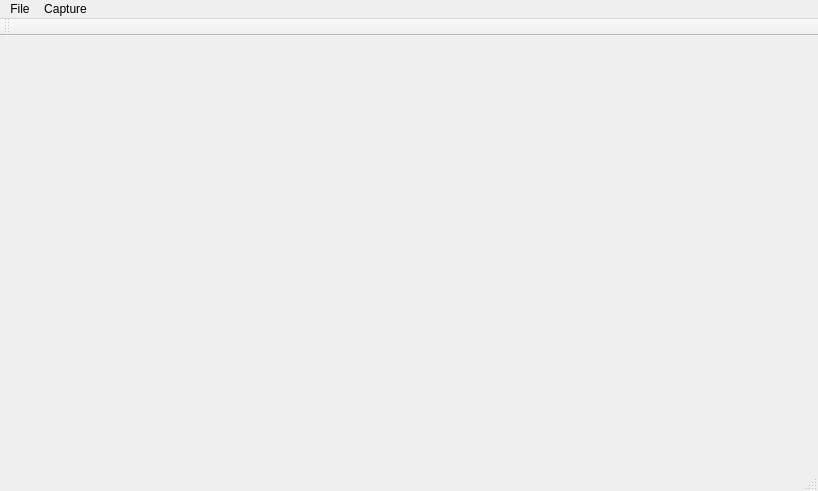
Above: mainwindow.ui from danielwhomer/Packet-Analysis before the change. Below: the same form after it.
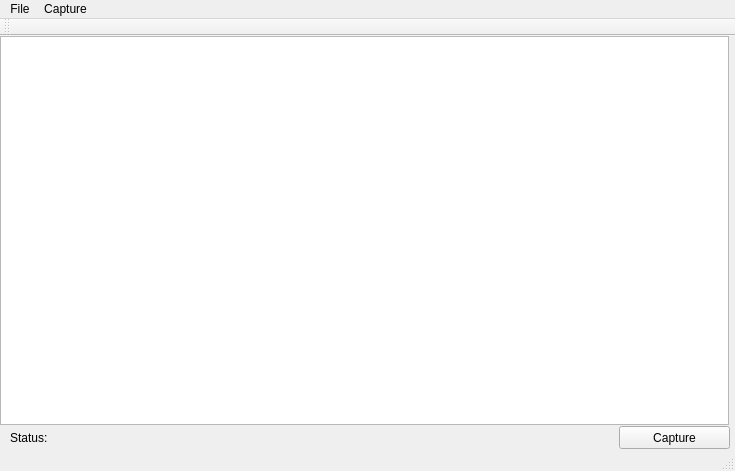
That is the form after the change.

Commit message:
Capture Button
Added basic functionality of a capture button and other UI elements

Patch:
```diff
--- a/mainwindow.ui
+++ b/mainwindow.ui
@@ -6,20 +6,57 @@
    <rect>
     <x>0</x>
     <y>0</y>
-    <width>818</width>
-    <height>491</height>
+    <width>735</width>
+    <height>471</height>
    </rect>
   </property>
   <property name="windowTitle">
    <string>MainWindow</string>
   </property>
-  <widget class="QWidget" name="centralWidget"/>
+  <widget class="QWidget" name="centralWidget">
+   <widget class="QPushButton" name="captureButton">
+    <property name="geometry">
+     <rect>
+      <x>619</x>
+      <y>390</y>
+      <width>111</width>
+      <height>23</height>
+     </rect>
+    </property>
+    <property name="text">
+     <string>Capture</string>
+    </property>
+   </widget>
+   <widget class="QLabel" name="statusLabel">
+    <property name="geometry">
+     <rect>
+      <x>10</x>
+      <y>390</y>
+      <width>401</width>
+      <height>23</height>
+     </rect>
+    </property>
+    <property name="text">
+     <string>Status: </string>
+    </property>
+   </widget>
+   <widget class="QTextBrowser" name="textBrowser">
+    <property name="geometry">
+     <rect>
+      <x>0</x>
+      <y>0</y>
+      <width>729</width>
+      <height>389</height>
+     </rect>
+    </property>
+   </widget>
+  </widget>
   <widget class="QMenuBar" name="menuBar">
    <property name="geometry">
     <rect>
      <x>0</x>
      <y>0</y>
-     <width>818</width>
+     <width>735</width>
      <height>21</height>
     </rect>
    </property>
```
The commit also changes 2 other files.
